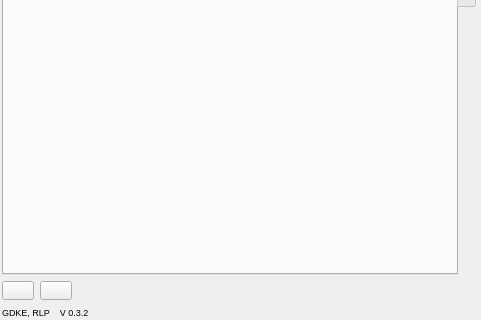
Old version of the form utils/t2g_arch_dockwidget_base.ui in the repository Landesamt-fuer-Archaeologie-Sachsen/Tachy2GIS_arch; both pictures show x 0 to 481 and y 457 to 777 of the 481 by 777 pixel window.
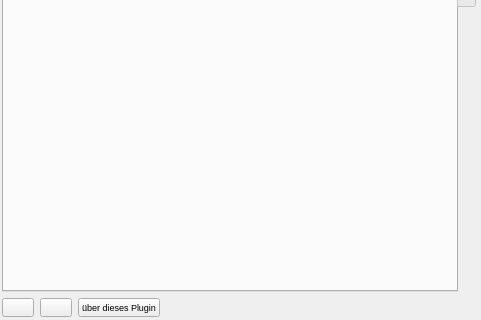
New version of the form. Icons and pictures are not drawn. Custom widgets are drawn as their Qt base class.

Commit message: About-Fenster Entwurf; aus dem Projekt-Ordner into.py Überführung

The edit to the form file:
```diff
--- a/utils/t2g_arch_dockwidget_base.ui
+++ b/utils/t2g_arch_dockwidget_base.ui
@@ -1633,6 +1633,16 @@
         </property>
        </widget>
       </item>
+      <item>
+       <widget class="QPushButton" name="pushButton_about">
+        <property name="toolTip">
+         <string>Fenster mit Informationen über dieses Plugin anzeigen</string>
+        </property>
+        <property name="text">
+         <string>über dieses Plugin</string>
+        </property>
+       </widget>
+      </item>
       <item>
        <spacer name="horizontalSpacer_5">
         <property name="orientation">
@@ -1648,19 +1658,6 @@
       </item>
      </layout>
     </item>
-    <item>
-     <widget class="QLabel" name="label_10">
-      <property name="font">
-       <font>
-        <family>Arial</family>
-        <pointsize>7</pointsize>
-       </font>
-      </property>
-      <property name="text">
-       <string>GDKE, RLP    V 0.3.2</string>
-      </property>
-     </widget>
-    </item>
    </layout>
   </widget>
  </widget>
```
The commit also changes 3 other files.
